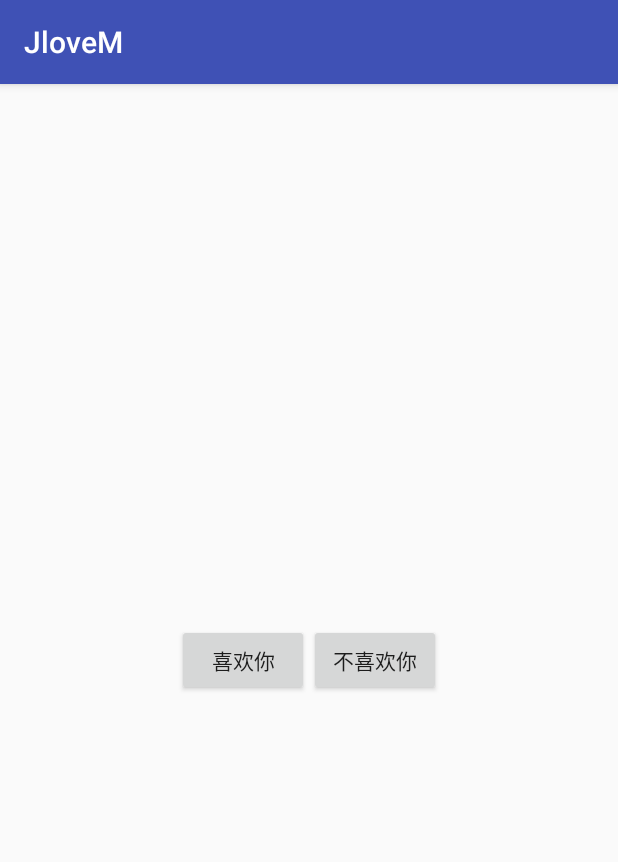
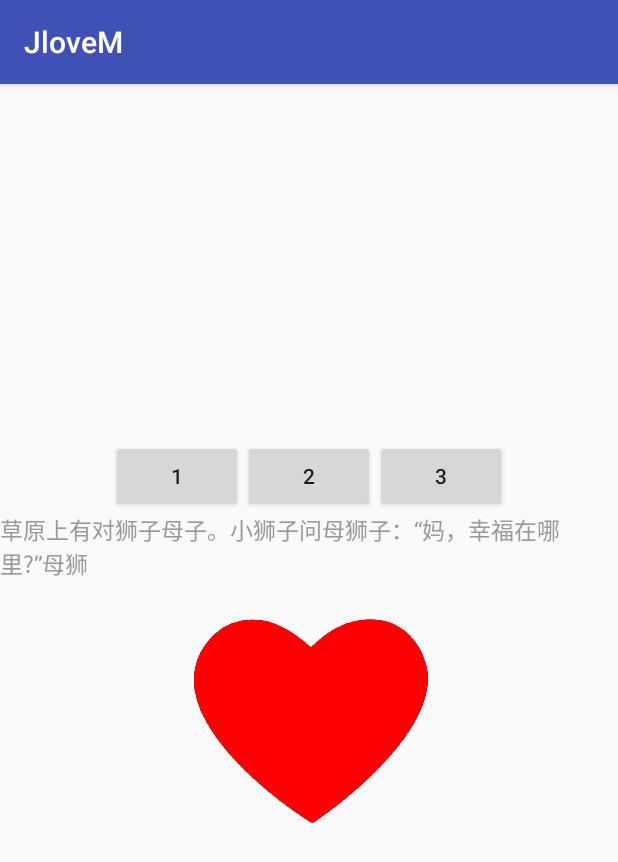
Before and after one commit to jiaoheyan/lovem, an Android app: the screen it shows after launch (MainActivity), on a phone screen of 412 x 824 dp. Shown: the top 862 px of the screen. Run offline under Robolectric (Android 15) with nearby library versions, the phone set to English and light mode, and no system bars.

Commit message:
201802172007

```diff
--- a/app/src/main/java/com/example/lovej/jlovem/MainActivity.java
+++ b/app/src/main/java/com/example/lovej/jlovem/MainActivity.java
@@ -1,23 +1,32 @@
 package com.example.lovej.jlovem;
 
+import android.content.Intent;
+import android.net.Uri;
 import android.os.Bundle;
 import android.support.v7.app.AppCompatActivity;
 import android.view.View;
 import android.view.animation.Animation;
+import android.view.animation.AnimationUtils;
 import android.view.animation.TranslateAnimation;
 import android.widget.Button;
+import android.widget.ImageView;
 
 /**
  * Created by Administrator on 2017/12/25 0025.
  */
 
-public class MainActivity extends AppCompatActivity {
-    Button loveY,disloveY;
+public class MainActivity extends AppCompatActivity implements Animation.AnimationListener{
+    Button loveY,disloveY,openUrl;
     boolean isFlag = true;
+    private PrinterTextView mPrinterTextView;
     @Override
     protected void onCreate(Bundle savedInstanceState) {
         super.onCreate(savedInstanceState);
         setContentView(R.layout.activity_main);
+        mPrinterTextView = (PrinterTextView) findViewById(R.id.pt_my);
+        mPrinterTextView.setPrintText("草原上有对狮子母子。小狮子问母狮子：“妈，幸福在哪里?”母狮子说：“幸福就在你的尾巴上。”\n" +
+                "　　于是小狮子不断追着尾巴跑，但始终咬不到。母狮子笑道：“傻瓜!幸福不是这样得到的!只要你昂首向前走，幸福就会一直跟随着你!”。", 100, "|");
+        mPrinterTextView.startPrint();
         loveY = (Button)findViewById(R.id.loveY);
         loveY.setOnClickListener(new View.OnClickListener() {
             @Override
@@ -61,5 +70,34 @@ public class MainActivity extends AppCompatActivity {
             }
 
         });
+        openUrl = (Button)findViewById(R.id.openUrl);
+        openUrl.setOnClickListener(new View.OnClickListener() {
+            @Override
+            public void onClick(View view) {
+                Uri uri = Uri.parse("http://www.jlovel.top");
+                Intent intent = new Intent(Intent.ACTION_VIEW, uri);
+                startActivity(intent);
+            }
+        });
+    }
+    public void imageSize(View view) {
+        ImageView image_scale = (ImageView) findViewById(R.id.image_scale);
+        Animation animation = AnimationUtils.loadAnimation(this,R.anim.size);
+        image_scale.startAnimation(animation);
+    }
+
+    @Override
+    public void onAnimationStart(Animation animation) {
+
+    }
+
+    @Override
+    public void onAnimationEnd(Animation animation) {
+
+    }
+
+    @Override
+    public void onAnimationRepeat(Animation animation) {
+
     }
 }
--- /dev/null
+++ b/app/src/main/java/com/example/lovej/jlovem/PrinterTextView.java
@@ -0,0 +1,163 @@
+package com.example.lovej.jlovem;
+
+import android.content.Context;
+import android.util.AttributeSet;
+import android.widget.TextView;
+
+import java.util.Timer;
+import java.util.TimerTask;
+
+/**
+ * Created by Administrator on 2018/2/17 0017.
+ */
+
+public class PrinterTextView extends TextView {
+    private static final String TAG = "PrinterTextView";
+    /**
+     * 默认打字字符
+     */
+    private final String DEFAULT_INTERVAL_CHAR = "_";
+    /**
+     * 默认打字间隔时间
+     */
+    private final int DEFAULT_TIME_DELAY = 80;
+    /**
+     * 计时器
+     */
+    private Timer mTimer;
+    /**
+     * 需要打字的文字
+     */
+    private String mPrintStr;
+    /**
+     * 间隔时间
+     */
+    private int intervalTime = DEFAULT_TIME_DELAY;
+    /**
+     * 间隔时间
+     */
+    private String intervalChar = DEFAULT_INTERVAL_CHAR;
+    /**
+     * 打字进度
+     */
+    private int printProgress = 0;
+
+
+    public PrinterTextView(Context context) {
+        super(context);
+    }
+
+    public PrinterTextView(Context context, AttributeSet attrs) {
+        super(context, attrs);
+    }
+
+    public PrinterTextView(Context context, AttributeSet attrs, int defStyleAttr) {
+        super(context, attrs, defStyleAttr);
+    }
+
+
+    /**
+     * 设置要打字的文字
+     *
+     * @param str
+     */
+    public void setPrintText(String str) {
+        setPrintText(str, DEFAULT_TIME_DELAY);
+    }
+
+    /**
+     * 设置需要打字的文字及打字间隔
+     *
+     * @param str  打字文字
+     * @param time 打字间隔(ms)
+     */
+    public void setPrintText(String str, int time) {
+        setPrintText(str, time, DEFAULT_INTERVAL_CHAR);
+    }
+
+    /**
+     * 设置需要打字的文字,打字间隔,间隔符号
+     *
+     * @param str          打字文字
+     * @param time         打字间隔(ms)
+     * @param intervalChar 间隔符号("_")
+     */
+    public void setPrintText(String str, int time, String intervalChar) {
+        if (strIsEmpty(str) || 0 == time || strIsEmpty(intervalChar)) {
+            return;
+        }
+        this.mPrintStr = str;
+        this.intervalTime = time;
+        this.intervalChar = intervalChar;
+    }
+
+    /**
+     * 开始打字
+     */
+    public void startPrint() {
+        // 判空处理
+        if (strIsEmpty(mPrintStr)) {
+            if (!strIsEmpty(getText().toString())) {
+                this.mPrintStr = getText().toString();
+            } else {
+                return;
+            }
+        }
+        // 重置相关信息
+        setText("");
+        stopPrint();
+        printProgress = 0;
+        mTimer = new Timer();
+        mTimer.schedule(new PrinterTimeTask(), intervalTime, intervalTime);
+    }
+
+    /**
+     * 停止打字
+     */
+    public void stopPrint() {
+        if (null != mTimer) {
+            mTimer.cancel();
+            mTimer = null;
+        }
+    }
+
+    /**
+     * 判断str是否为空
+     *
+     * @param str
+     * @return
+     */
+    private boolean strIsEmpty(String str) {
+        if (null != str && !"".equals(str)) {
+            return false;
+        } else {
+            return true;
+        }
+    }
+
+    /**
+     * 打字计时器任务
+     */
+    class PrinterTimeTask extends TimerTask {
+
+        @Override
+        public void run() {
+            // 需要刷新页面,必须在UI线程,使用post方法
+            post(new Runnable() {
+                @Override
+                public void run() {
+                    // 如果未显示完,继续显示
+                    if (printProgress < mPrintStr.length()) {
+                        printProgress++;
+                        // (printProgress & 1) == 1 等价于printProgress%2!=0
+                        setText(mPrintStr.substring(0, printProgress) + ((printProgress & 1) == 1 ? intervalChar : ""));
+                    } else {
+                        // 如果完成打字,显示完整文字
+                        setText(mPrintStr);
+                        stopPrint();
+                    }
+                }
+            });
+        }
+    }
+}
--- /dev/null
+++ b/app/src/main/res/anim-normal/size.xml
@@ -0,0 +1,19 @@
+<?xml version="1.0" encoding="utf-8"?>
+<set xmlns:android="http://schemas.android.com/apk/res/android">
+    <scale android:duration="2000"
+        android:pivotX="50%"
+        android:pivotY="50%"
+        android:fromXScale="1"
+        android:fromYScale="1"
+        android:toXScale="1.2"
+        android:toYScale="1.2"
+        android:interpolator="@android:interpolator/bounce"
+        android:repeatMode="reverse"
+        android:repeatCount="infinite"/>
+    <alpha android:repeatCount="infinite"
+        android:duration="2000"
+        android:fromAlpha="0.1"
+        android:toAlpha="1"
+        android:repeatMode="reverse"
+        />
+</set>
--- a/app/src/main/res/layout/activity_main.xml
+++ b/app/src/main/res/layout/activity_main.xml
@@ -1,22 +1,50 @@
 <?xml version="1.0" encoding="utf-8"?>
 <LinearLayout xmlns:android="http://schemas.android.com/apk/res/android"
     android:layout_width="match_parent"
-    android:orientation="horizontal"
+    android:orientation="vertical"
     android:gravity="center"
     android:layout_height="match_parent">
 
+    <LinearLayout
+        android:layout_width="wrap_content"
+        android:layout_height="wrap_content"
+        android:orientation="horizontal"
+        >
         <Button
             android:id="@+id/loveY"
             android:layout_width="wrap_content"
             android:layout_height="wrap_content"
             android:layout_gravity="center_vertical"
-        android:text="喜欢你"
+            android:text="1"
             />
         <Button
             android:id="@+id/disloveY"
             android:layout_width="wrap_content"
             android:layout_height="wrap_content"
             android:layout_gravity="center_vertical"
-        android:text="不喜欢你"
+            android:text="2"
             />
+        <Button
+            android:id="@+id/openUrl"
+            android:layout_width="wrap_content"
+            android:layout_height="wrap_content"
+            android:layout_gravity="center_vertical"
+            android:text="3"
+            />
+
     </LinearLayout>
+    <com.example.lovej.jlovem.PrinterTextView
+        android:id="@+id/pt_my"
+        android:layout_width="match_parent"
+        android:layout_height="wrap_content"
+        android:textColor="#999999"
+        android:textSize="15sp" />
+    <ImageView
+        android:layout_width="200dp"
+        android:layout_height="200dp"
+        android:layout_centerInParent="true"
+        android:onClick="imageSize"
+        android:src="@mipmap/heart"
+        android:id="@+id/image_scale"/>
+
+</LinearLayout>
```
Also changed, not shown: app/src/main/res/mipmap-mdpi/heart.png (added). Lines whose indentation alone changed are shown as unchanged.
